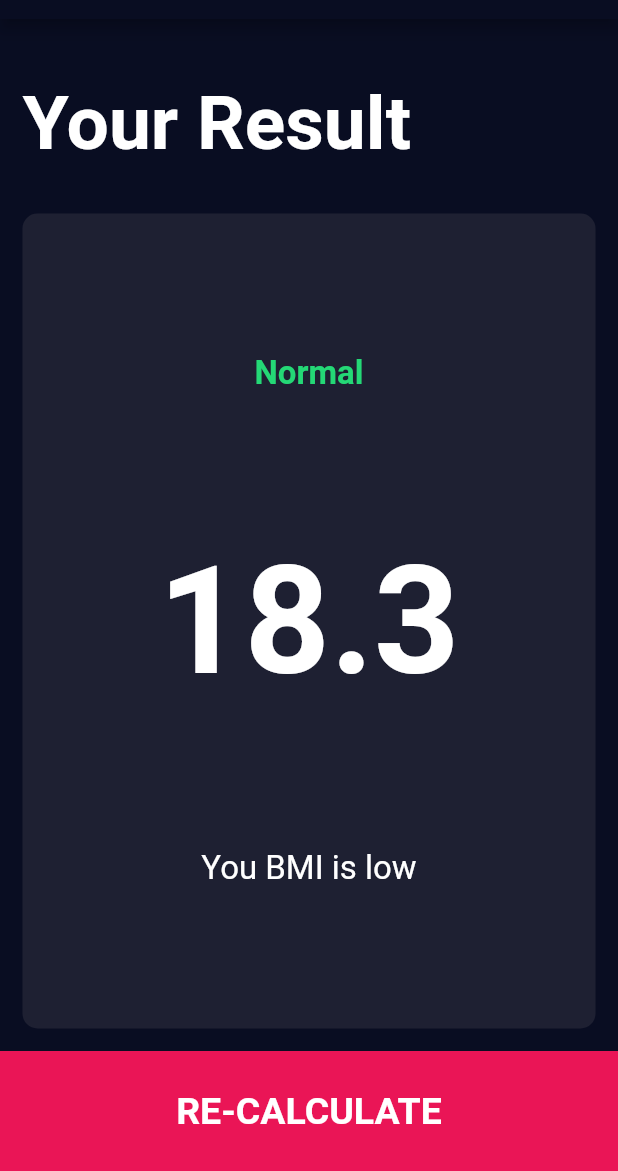
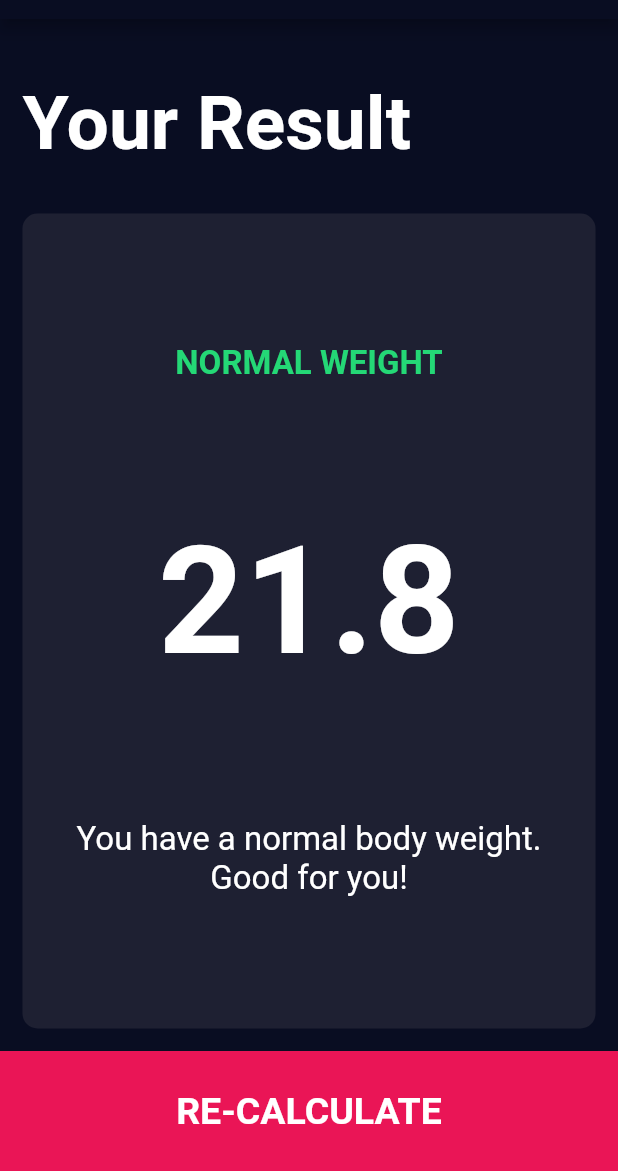
Before and after one commit to T-Davis/flutter_demos, a Flutter app: the screen it shows after launch, after a tap on "CALCULATE", on a phone screen of 412 x 824 dp, the part 65-1236 px from its top. Run offline on Flutter 3.47's test engine with Material 2 defaults, Android fonts, the phone set to English and light mode, and no system bars; our stand-ins replace audioplayers, font_awesome_flutter, google_fonts, rflutter_alert.

Commit message:
Add BMI calculations

```diff
--- a/bmi-calculator-flutter/lib/components.dart
+++ b/bmi-calculator-flutter/lib/components.dart
@@ -119,3 +119,27 @@ class ReusableCard extends StatelessWidget {
     );
   }
 }
+
+class Bmi {
+  static double calculate(int height, int weight) {
+    return weight / (height / 100 * 2);
+  }
+
+  static String result(double bmi) {
+    if (bmi > 25) {
+      return 'overweight';
+    } else if (bmi > 18.5) {
+      return 'normal weight';
+    }
+    return 'underweight';
+  }
+
+  static String interpret(double bmi) {
+    if (bmi > 25) {
+      return 'You have a higher than normal body weight.\nCheck with your doctor for advice.';
+    } else if (bmi > 18.5) {
+      return 'You have a normal body weight.\nGood for you!';
+    }
+    return 'You have a lower than normal body weight.\nCheck with your doctor for advice';
+  }
+}
--- a/bmi-calculator-flutter/lib/input_page.dart
+++ b/bmi-calculator-flutter/lib/input_page.dart
@@ -11,10 +11,10 @@ class InputPage extends StatefulWidget {
 }
 
 class _InputPageState extends State<InputPage> {
-  Gender selectedGender;
-  int height = 170;
-  int weight = 150;
-  int age = 30;
+  Gender _selectedGender;
+  int _height = 170;
+  int _weight = 75;
+  int _age = 30;
 
   @override
   Widget build(BuildContext context) {
@@ -33,13 +33,13 @@ class _InputPageState extends State<InputPage> {
                   color: selectableCardColor,
                   onTap: () {
                     setState(() {
-                      selectedGender = Gender.male;
+                      _selectedGender = Gender.male;
                     });
                   },
                   child: IconContent(
                     icon: FontAwesomeIcons.mars,
                     text: 'MALE',
-                    color: selectedGender == Gender.male
+                    color: _selectedGender == Gender.male
                         ? selectedIconColor
                         : unselectedIconColor,
                   ),
@@ -50,13 +50,13 @@ class _InputPageState extends State<InputPage> {
                   color: selectableCardColor,
                   onTap: () {
                     setState(() {
-                      selectedGender = Gender.female;
+                      _selectedGender = Gender.female;
                     });
                   },
                   child: IconContent(
                     icon: FontAwesomeIcons.venus,
                     text: 'FEMALE',
-                    color: selectedGender == Gender.female
+                    color: _selectedGender == Gender.female
                         ? selectedIconColor
                         : unselectedIconColor,
                   ),
@@ -79,7 +79,7 @@ class _InputPageState extends State<InputPage> {
                     textBaseline: TextBaseline.alphabetic,
                     children: <Widget>[
                       Text(
-                        height.toString(),
+                        _height.toString(),
                         style: numberTextStyle,
                       ),
                       LabelText(
@@ -98,12 +98,12 @@ class _InputPageState extends State<InputPage> {
                         overlayShape:
                             RoundSliderOverlayShape(overlayRadius: 30.0)),
                     child: Slider(
-                      value: height.toDouble(),
+                      value: _height.toDouble(),
                       min: 140,
                       max: 200,
                       onChanged: (value) {
                         setState(() {
-                          height = value.round();
+                          _height = value.round();
                         });
                       },
                     ),
@@ -125,7 +125,7 @@ class _InputPageState extends State<InputPage> {
                           text: 'WEIGHT',
                         ),
                         Text(
-                          weight.toString(),
+                          _weight.toString(),
                           style: numberTextStyle,
                         ),
                         Row(
@@ -135,7 +135,7 @@ class _InputPageState extends State<InputPage> {
                               icon: FontAwesomeIcons.minus,
                               onPressed: () {
                                 setState(() {
-                                  weight--;
+                                  _weight--;
                                 });
                               },
                             ),
@@ -146,7 +146,7 @@ class _InputPageState extends State<InputPage> {
                               icon: FontAwesomeIcons.plus,
                               onPressed: () {
                                 setState(() {
-                                  weight++;
+                                  _weight++;
                                 });
                               },
                             )
@@ -166,7 +166,7 @@ class _InputPageState extends State<InputPage> {
                           text: 'AGE',
                         ),
                         Text(
-                          age.toString(),
+                          _age.toString(),
                           style: numberTextStyle,
                         ),
                         Row(
@@ -176,7 +176,7 @@ class _InputPageState extends State<InputPage> {
                               icon: FontAwesomeIcons.minus,
                               onPressed: () {
                                 setState(() {
-                                  age--;
+                                  _age--;
                                 });
                               },
                             ),
@@ -187,7 +187,7 @@ class _InputPageState extends State<InputPage> {
                               icon: FontAwesomeIcons.plus,
                               onPressed: () {
                                 setState(() {
-                                  age++;
+                                  _age++;
                                 });
                               },
                             )
@@ -207,7 +207,7 @@ class _InputPageState extends State<InputPage> {
                 context,
                 MaterialPageRoute(
                   builder: (context) {
-                    return ResultsPage();
+                    return ResultsPage(Bmi.calculate(_height, _weight));
                   },
                 ),
               );
--- a/bmi-calculator-flutter/lib/results_page.dart
+++ b/bmi-calculator-flutter/lib/results_page.dart
@@ -3,6 +3,10 @@ import 'package:bmi_calculator/constants.dart';
 import 'package:flutter/material.dart';
 
 class ResultsPage extends StatelessWidget {
+  final double _bmi;
+
+  ResultsPage(this._bmi);
+
   @override
   Widget build(BuildContext context) {
     return Scaffold(
@@ -32,16 +36,20 @@ class ResultsPage extends StatelessWidget {
                 crossAxisAlignment: CrossAxisAlignment.center,
                 children: <Widget>[
                   Text(
-                    'Normal',
+                    Bmi.result(_bmi).toUpperCase(),
                     style: resultTextStyle,
                   ),
                   Text(
-                    '18.3',
+                    _bmi.toStringAsFixed(1),
                     style: bmiTextStyle,
                   ),
-                  Text(
-                    'You BMI is low',
-                    style: bodyTextStyle,
+                  Padding(
+                    padding: const EdgeInsets.fromLTRB(10.0, 0, 10.0, 0),
+                    child: Text(
+                      Bmi.interpret(_bmi),
+                      style: bodyTextStyle,
+                      textAlign: TextAlign.center,
+                    ),
                   ),
                 ],
               ),
```
